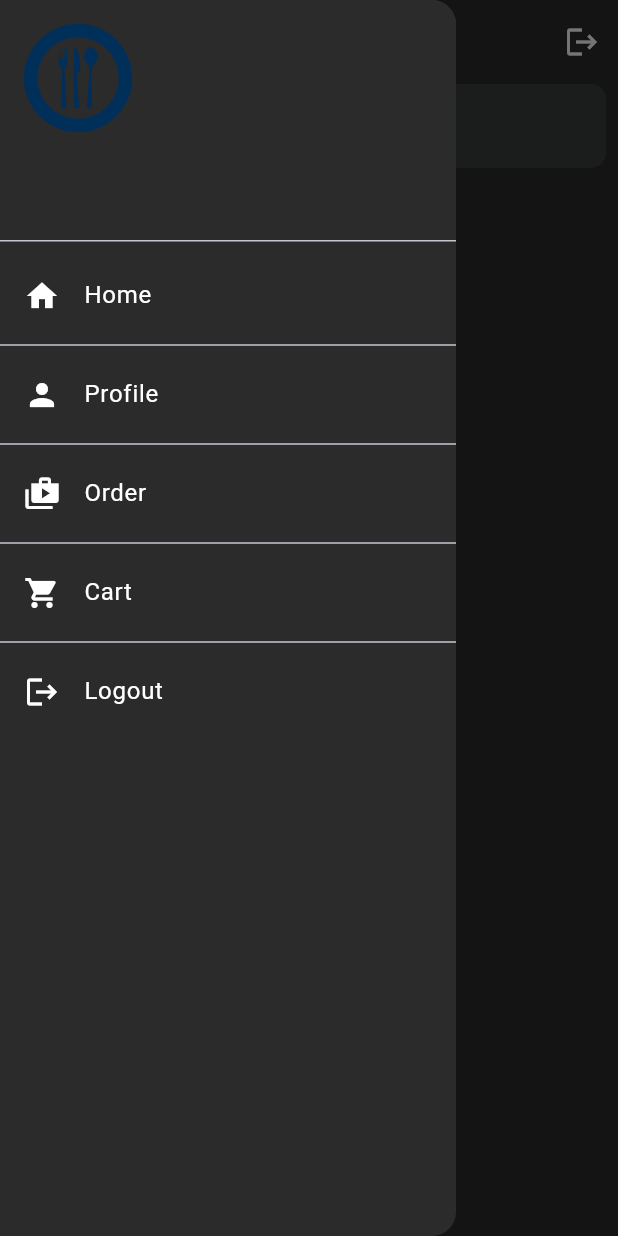
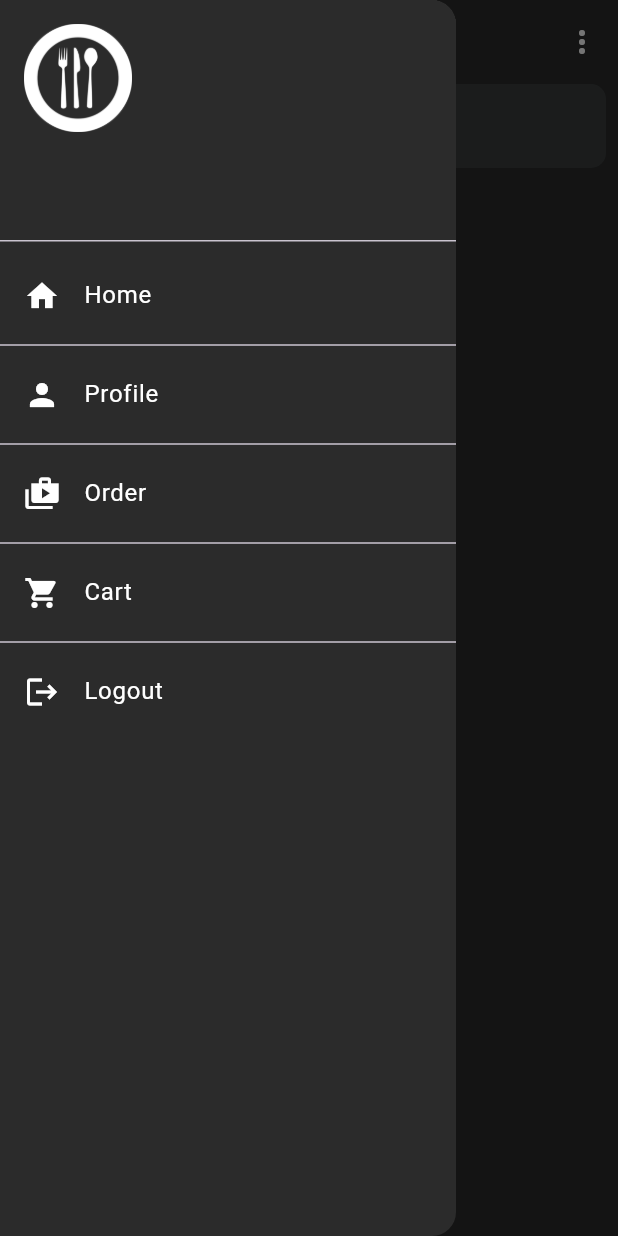
Before and after one commit to Faisii786/Food-App-Flutter, a Flutter app: the Homescreen screen opened directly, with the side drawer open, on a phone screen of 412 x 824 dp. Run offline on Flutter 3.47's test engine with Material 2 defaults, Android fonts, the phone set to English and light mode, and no system bars; our stand-ins replace carousel_slider, cloud_firestore, firebase_auth, firebase_core, google_fonts, smooth_page_indicator; accounts and stored records are empty; network calls fail.

Commit message:
Add Search Functionality And PopUpButton

```diff
--- a/lib/screens/detail_screen.dart
+++ b/lib/screens/detail_screen.dart
@@ -31,7 +31,7 @@ class _DetailScreenState extends State<DetailScreen> {
         leading: IconButton(
           onPressed: () {
             Navigator.push(context,
-                MaterialPageRoute(builder: (context) => const Homescreen()));
+                MaterialPageRoute(builder: (context) => Homescreen()));
           },
           icon: const Icon(
             Icons.arrow_back,
--- a/lib/screens/home.dart
+++ b/lib/screens/home.dart
@@ -3,7 +3,6 @@ import 'package:firebase_auth/firebase_auth.dart';
 import 'package:flutter/material.dart';
 import 'package:food_app/models/food_model.dart';
 import 'package:food_app/provider/my_provider.dart';
-import 'package:food_app/slider/carousal_slider.dart';
 import 'package:food_app/screens/categories_details.dart';
 import 'package:food_app/screens/detail_screen.dart';
 import 'package:food_app/credentials/login_screen.dart';
@@ -12,6 +11,7 @@ import 'package:food_app/widgets/my_container.dart';
 import 'package:provider/provider.dart';
 import '../models/categories_model.dart';
 import '../models/food_categories_model.dart';
+import 'cart.dart';
 
 class Homescreen extends StatefulWidget {
   const Homescreen({Key? key}) : super(key: key);
@@ -20,8 +20,8 @@ class Homescreen extends StatefulWidget {
 }
 
 class _HomescreenState extends State<Homescreen> {
+  final auth = FirebaseAuth.instance;
   List<CategoriesModel> Burger = [];
-  final auth = FirebaseAuth.instance;
   List<CategoriesModel> Recipe = [];
   List<CategoriesModel> bbq = [];
   List<CategoriesModel> biryanil = [];
@@ -32,6 +32,9 @@ class _HomescreenState extends State<Homescreen> {
   List<FoodCategoriesModel> bbqCategories = [];
   List<FoodCategoriesModel> biryaniCategories = [];
   List<FoodCategoriesModel> karahiCategories = [];
+
+  TextEditingController searchController = TextEditingController();
+
   Widget recipes() {
     return Row(
       children: Recipe.map((e) => Categories(
@@ -113,6 +116,17 @@ class _HomescreenState extends State<Homescreen> {
               name: e.name))
           .toList(),
     );
+  }
+
+  // Step 2: Function to filter food list based on search input
+  List<FoodModel> filteredFoodList = [];
+
+  void filterFoodList(String query) {
+    setState(() {
+      filteredFoodList = foodlist.where((food) {
+        return food.name.toLowerCase().contains(query.toLowerCase());
+      }).toList();
+    });
   }
 
   @override
@@ -198,16 +212,19 @@ class _HomescreenState extends State<Homescreen> {
     karahiCategories = provider.throwKarahiCatList;
     GlobalKey<ScaffoldState> globalKey = GlobalKey<ScaffoldState>();
 
-    Future<Map<String,dynamic>>_getUserData()async{
-      final user=auth.currentUser;
-      if(user!=null){
-        final UserDoc=await FirebaseFirestore.instance.collection('userData').doc(user.uid).get();
+    Future<Map<String, dynamic>> _getUserData() async {
+      final user = auth.currentUser;
+      if (user != null) {
+        final UserDoc = await FirebaseFirestore.instance
+            .collection('userData')
+            .doc(user.uid)
+            .get();
         print('user data from firstore:${UserDoc.data()}');
         return UserDoc.data() as Map<String, dynamic>;
       }
       return {};
+    }
 
-    }
     return WillPopScope(
       onWillPop: () async {
         return false;
@@ -218,29 +235,36 @@ class _HomescreenState extends State<Homescreen> {
             backgroundColor: const Color(0xff2b2b2b),
             child: FutureBuilder<Map<String, dynamic>>(
               future: _getUserData(),
-              builder: (context ,snapshot){
-                if(snapshot.hasError){
+              builder: (context, snapshot) {
+                if (snapshot.hasError) {
                   return Text('Error');
-                }
-                else if(!snapshot.hasData ||snapshot.data==null){
-                  return Center(child:CircularProgressIndicator(
+                } else if (!snapshot.hasData || snapshot.data == null) {
+                  return Center(
+                      child: CircularProgressIndicator(
                     color: Colors.white,
                     strokeWidth: 3,
                   ));
-                }
-                else{
-                  final userData=snapshot.data;
+                } else {
+                  final userData = snapshot.data;
                   return Column(
                     children: [
                       UserAccountsDrawerHeader(
-                          accountName: Text(userData?['firstName']??'Unknown',style: TextStyle(color: Colors.white,fontSize: 20),),
-                          accountEmail: Text(userData?['email']??'no email',style: TextStyle(color: Colors.white,fontSize: 15),),
-                          currentAccountPicture: Image.asset('assets/images/food.png'),
+                        accountName: Text(
+                          userData?['firstName'] ?? 'Unknown',
+                          style: TextStyle(color: Colors.white, fontSize: 20),
+                        ),
+                        accountEmail: Text(
+                          userData?['email'] ?? 'no email',
+                          style: TextStyle(color: Colors.white, fontSize: 15),
+                        ),
+                        currentAccountPicture: Image.asset(
+                          'assets/images/food.png',
+                          color: Colors.white,
+                        ),
                         decoration: BoxDecoration(
                           color: Color(0xff2b2b2b),
                         ),
                       ),
-
                       ListTile(
                         onTap: () {
                           Navigator.pop(context);
@@ -288,7 +312,12 @@ class _HomescreenState extends State<Homescreen> {
                           Navigator.push(
                               context,
                               MaterialPageRoute(
-                                  builder: (context) => CarousalSlider()));
+                                  builder: (context) => CartPage()));
+                          // provider.addToCart(
+                          //     image: widget.image,
+                          //     quantity: quantity,
+                          //     price: widget.price,
+                          //     name: widget.name);
                         },
                         leading: const Icon(
                           Icons.shopping_cart,
@@ -323,114 +352,6 @@ class _HomescreenState extends State<Homescreen> {
                 }
               },
             ),
-            // child: Column(
-            //   children: [
-            //     const DrawerHeader(
-            //       child: Column(
-            //         crossAxisAlignment: CrossAxisAlignment.start,
-            //         children: [
-            //           Image(
-            //               width: 50,
-            //               color: Colors.white,
-            //               image: AssetImage(
-            //                 'assets/images/food.png',
-            //               )),
-            //           SizedBox(
-            //             height: 10,
-            //           ),
-            //           Text(
-            //             'Faisal Aslam',
-            //             style: TextStyle(
-            //               color: Colors.white,
-            //               fontSize: 15,
-            //             ),
-            //           ),
-            //           Text(
-            //             'Faisalaslam218@gmail.com',
-            //             style: TextStyle(color: Colors.white, fontSize: 15),
-            //           ),
-            //         ],
-            //       ),
-            //     ),
-            //     ListTile(
-            //       onTap: () {
-            //         Navigator.pop(context);
-            //       },
-            //       leading: const Icon(
-            //         Icons.home,
-            //         color: Colors.white,
-            //       ),
-            //       title: const Text(
-            //         "Home",
-            //         style: TextStyle(color: Colors.white),
-            //       ),
-            //     ),
-            //     const Divider(
-            //       height: 10,
-            //     ),
-            //     const ListTile(
-            //       leading: Icon(
-            //         Icons.person,
-            //         color: Colors.white,
-            //       ),
-            //       title: Text(
-            //         "Profile",
-            //         style: TextStyle(color: Colors.white),
-            //       ),
-            //     ),
-            //     const Divider(
-            //       height: 10,
-            //     ),
-            //     const ListTile(
-            //       leading: Icon(
-            //         Icons.shop_2,
-            //         color: Colors.white,
-            //       ),
-            //       title: Text(
-            //         "Order",
-            //         style: TextStyle(color: Colors.white),
-            //       ),
-            //     ),
-            //     const Divider(
-            //       height: 10,
-            //     ),
-            //     ListTile(
-            //       onTap: () {
-            //         Navigator.push(
-            //             context,
-            //             MaterialPageRoute(
-            //                 builder: (context) => CarousalSlider()));
-            //       },
-            //       leading: const Icon(
-            //         Icons.shopping_cart,
-            //         color: Colors.white,
-            //       ),
-            //       title: const Text(
-            //         "Cart",
-            //         style: TextStyle(color: Colors.white),
-            //       ),
-            //     ),
-            //     const Divider(
-            //       height: 10,
-            //     ),
-            //     ListTile(
-            //       onTap: () {
-            //         alertlogoutbox();
-            //         // auth.signOut().then((value) => Navigator.of(context).push(
-            //         //     MaterialPageRoute(
-            //         //         builder: (context) => const LoginScreen())));
-            //       },
-            //       leading: const Icon(
-            //         Icons.logout,
-            //         color: Colors.white,
-            //       ),
-            //       title: const Text(
-            //         "Logout",
-            //         style: TextStyle(color: Colors.white),
-            //       ),
-            //     ),
-            //   ],
-            // ),
           ),
           appBar: AppBar(
             title: const Text(
@@ -442,14 +363,59 @@ class _HomescreenState extends State<Homescreen> {
             backgroundColor: const Color(0xff2b2b2b),
             iconTheme: const IconThemeData(color: Colors.white),
             actions: [
+              PopupMenuButton(
+                  color: const Color.fromARGB(255, 20, 1, 53),
+                  icon: Icon(
+                    Icons.more_vert,
+                    color: Colors.white,
+                  ),
+                  itemBuilder: (context) {
+                    return [
+                      PopupMenuItem(
+                        value: 0,
+                        child: Text(
+                          "My Account",
+                          style: TextStyle(color: Colors.white),
+                        ),
+                      ),
+                      PopupMenuItem(
+                        value: 1,
+                        child: Text(
+                          "Settings",
+                          style: TextStyle(color: Colors.white),
+                        ),
+                      ),
+                      PopupMenuItem(
+                        value: 2,
+                        child: InkWell(
+                            onTap: () {
+                              alertlogoutbox();
+                            },
+                            child: Text(
+                              "Logout",
+                              style: TextStyle(color: Colors.white),
+                            )),
+                      ),
+                    ];
+                  },
+                  onSelected: (value) {
+                    if (value == 0) {
+                    } else if (value == 1) {
+                    } else if (value == 2) {}
+                  }),
               // CircleAvatar(
               //   backgroundImage: AssetImage('images/food.png'),
               // ),
-              IconButton(
-                  onPressed: () {
-                    alertlogoutbox();
-                  },
-                  icon: const Icon(Icons.logout))
+              // IconButton(
+              //   onPressed: () {
+              //     alertlogoutbox();
+              //   },
+              //   //icon: const Icon(Icons.logout),
+              //   icon: Text(
+              //     "Logout",
+              //     style: GoogleFonts.alkatra(color: Colors.white),
+              //   ),
+              // ),
             ],
           ),
           body: SingleChildScrollView(
@@ -458,6 +424,8 @@ class _HomescreenState extends State<Homescreen> {
                 Padding(
                   padding: const EdgeInsets.symmetric(horizontal: 8.0),
                   child: TextField(
+                    controller: searchController, // Step 1
+                    onChanged: filterFoodList, // Step 2
                     style: const TextStyle(
                       color: Colors.white,
                     ),
@@ -510,7 +478,8 @@ class _HomescreenState extends State<Homescreen> {
                       mainAxisSpacing: 20,
                       shrinkWrap: false,
                       primary: false,
-                      children: foodlist
+                      children: filteredFoodList.isNotEmpty
+                          ? filteredFoodList
                               .map((e) => MyContainer(
                                     image: e.image,
                                     price: e.price,
@@ -519,7 +488,26 @@ class _HomescreenState extends State<Homescreen> {
                                       Navigator.pushReplacement(
                                           context,
                                           MaterialPageRoute(
-                                          builder: (context) => DetailScreen(
+                                              builder: (context) =>
+                                                  DetailScreen(
+                                                    name: e.name,
+                                                    price: e.price,
+                                                    image: e.image,
+                                                  )));
+                                    },
+                                  ))
+                              .toList()
+                          : foodlist // Show all items when search is empty
+                              .map((e) => MyContainer(
+                                    image: e.image,
+                                    price: e.price,
+                                    name: e.name,
+                                    ontap: () {
+                                      Navigator.pushReplacement(
+                                          context,
+                                          MaterialPageRoute(
+                                              builder: (context) =>
+                                                  DetailScreen(
                                                     name: e.name,
                                                     price: e.price,
                                                     image: e.image,
```
Also changed, not shown: 1 other file. Lines whose indentation alone changed are shown as unchanged.
